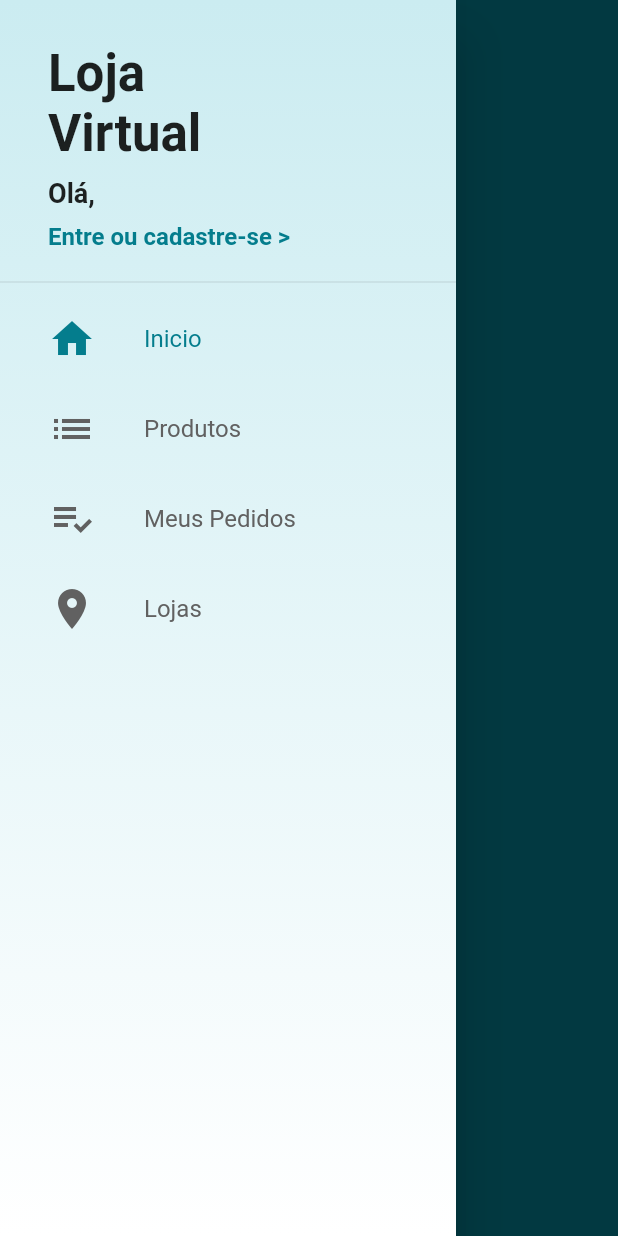
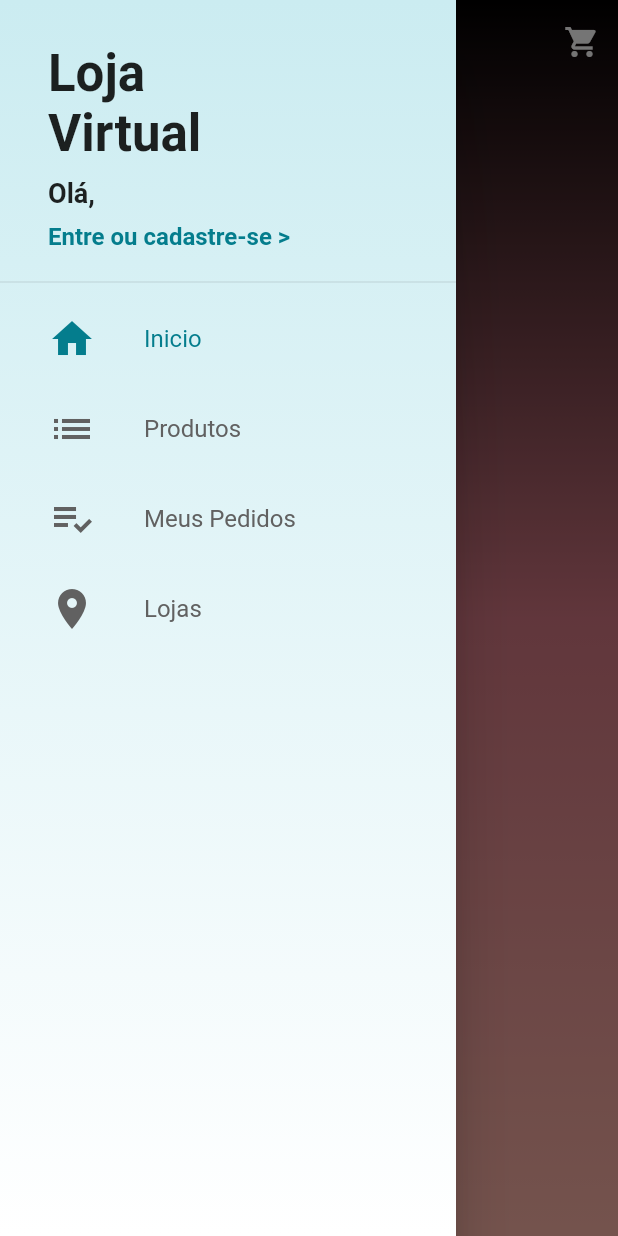
Before and after one commit to FelipeFerreiraDev/Loja-Virtual, a Flutter app: the screen it shows after launch, with the side drawer open, on a phone screen of 412 x 824 dp. Run offline on Flutter 3.47's test engine with Material 2 defaults, Android fonts, the phone set to English and light mode, and no system bars; our stand-ins replace carousel_pro, cloud_firestore, firebase_auth; accounts and stored records are empty.

Commit message:
Adicionando Bar e Background na home_screen

```diff
--- a/lib/screens/base/base_screen.dart
+++ b/lib/screens/base/base_screen.dart
@@ -1,4 +1,5 @@
 import 'package:BJDelivery/models/page_manager.dart';
+import 'package:BJDelivery/screens/home/home_screen.dart';
 import 'package:BJDelivery/screens/products/products_screen.dart';
 import 'package:flutter/material.dart';
 import 'package:BJDelivery/commom/custom_drawer/custom_drawer.dart';
@@ -15,12 +16,7 @@ class BaseScreen extends StatelessWidget {
         controller: pageController,
         physics: const NeverScrollableScrollPhysics(),
         children: <Widget>[
-          Scaffold(
-            drawer: CustomDrawer(),
-            appBar: AppBar(
-              title: const Text('Home'),
-            ),
-          ),
+          HomeScreen(),
           ProductsScreen(),
           Scaffold(
             drawer: CustomDrawer(),
--- /dev/null
+++ b/lib/screens/home/home_screen.dart
@@ -0,0 +1,50 @@
+import 'package:BJDelivery/commom/custom_drawer/custom_drawer.dart';
+import 'package:flutter/material.dart';
+
+class HomeScreen extends StatelessWidget {
+  @override
+  Widget build(BuildContext context) {
+    return Scaffold(
+      drawer: CustomDrawer(),
+      body: Stack(
+        children: <Widget>[
+          Container(
+            decoration: const BoxDecoration(
+                gradient: LinearGradient(colors: [
+              Colors.black,
+              Color.fromARGB(255, 211, 118, 130),
+              Color.fromARGB(255, 253, 181, 168)
+            ], begin: Alignment.topCenter, end: Alignment.bottomCenter)),
+          ),
+          CustomScrollView(
+            slivers: <Widget>[
+              SliverAppBar(
+                snap: true,
+                floating: true,
+                elevation: 0,
+                backgroundColor: Colors.transparent,
+                flexibleSpace: const FlexibleSpaceBar(
+                  title: Text('Loja Virtual'),
+                  centerTitle: true,
+                ),
+                actions: <Widget>[
+                  IconButton(
+                    icon: const Icon(Icons.shopping_cart),
+                    color: Colors.white,
+                    onPressed: () => Navigator.of(context).pushNamed('/cart'),
+                  ),
+                ],
+              ),
+              SliverToBoxAdapter(
+                child: Container(
+                  height: 2000,
+                  width: 200,
+                ),
+              ),
+            ],
+          ),
+        ],
+      ),
+    );
+  }
+}
```
